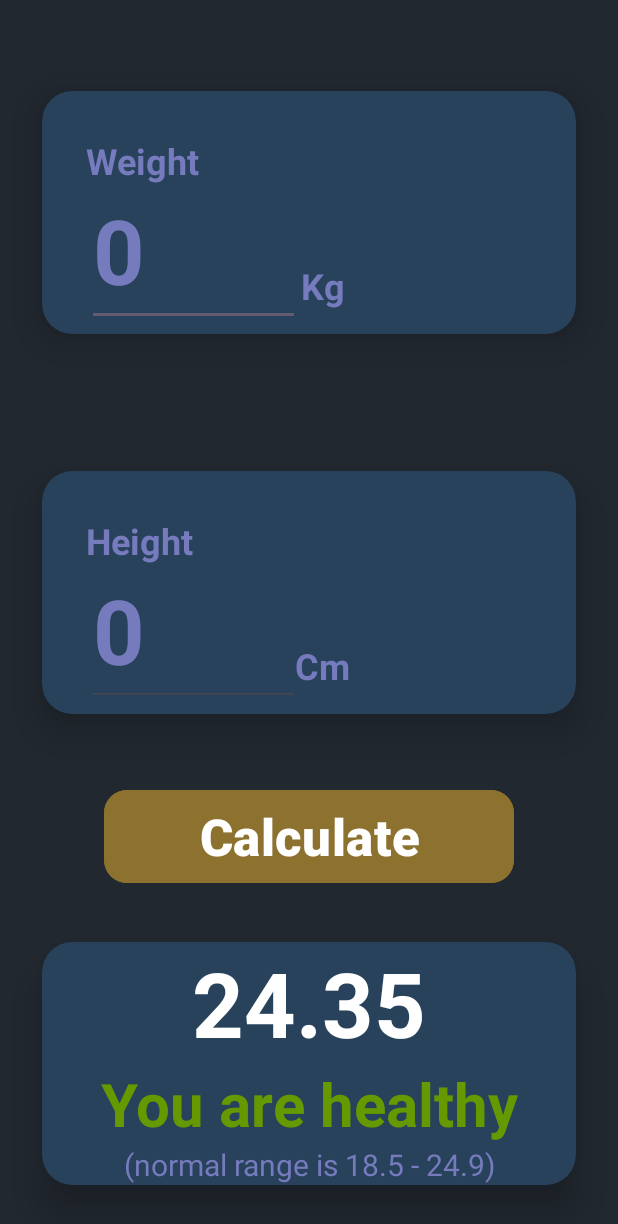
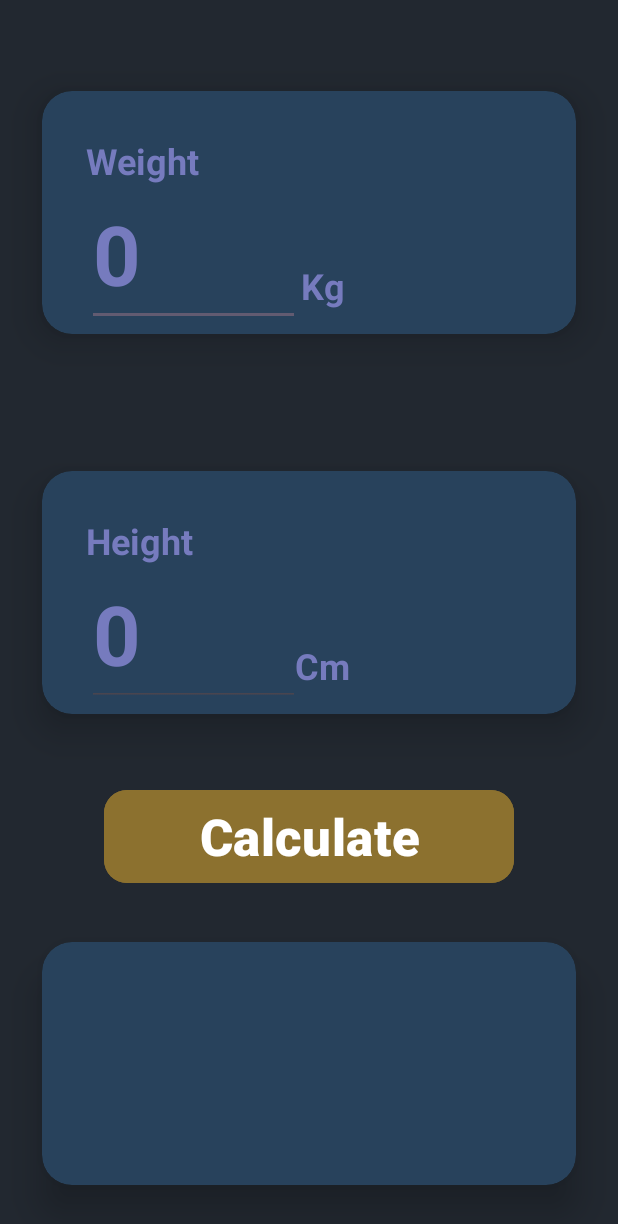
Before and after one commit to kkamara/kotlin-bmi-calculator-mobile-app, an Android app: the screen it shows after launch (MainActivity), on a phone screen of 412 x 824 dp. Shown: the top 1224 px of the screen. Run offline under Robolectric (Android 15) with nearby library versions, the phone set to English and light mode, and no system bars.

```diff
--- a/app/src/main/res/layout/activity_main.xml
+++ b/app/src/main/res/layout/activity_main.xml
@@ -50,7 +50,7 @@
                 android:inputType="number"
                 android:textColor="@color/white"
                 android:textColorHint="@color/text_hint"
-                android:textSize="60sp"
+                android:textSize="55sp"
                 android:textStyle="bold"
                 app:layout_constraintBottom_toBottomOf="parent"
                 app:layout_constraintEnd_toEndOf="parent"
@@ -119,7 +119,7 @@
                 android:inputType="number"
                 android:textColor="@color/white"
                 android:textColorHint="@color/text_hint"
-                android:textSize="60sp"
+                android:textSize="55sp"
                 android:textStyle="bold"
                 app:layout_constraintBottom_toBottomOf="parent"
                 app:layout_constraintEnd_toEndOf="parent"
@@ -186,7 +186,6 @@
                 android:id="@+id/tvIndex"
                 android:layout_width="match_parent"
                 android:layout_height="wrap_content"
-                android:text="24.35"
                 android:textAlignment="center"
                 android:textColor="@color/white"
                 android:textSize="60sp"
@@ -196,7 +195,6 @@
                 android:id="@+id/tvResult"
                 android:layout_width="match_parent"
                 android:layout_height="wrap_content"
-                android:text="You are healthy"
                 android:textAlignment="center"
                 android:textColor="@android:color/holo_green_dark"
                 android:textSize="40sp"
@@ -206,7 +204,6 @@
                 android:id="@+id/tvInfo"
                 android:layout_width="match_parent"
                 android:layout_height="wrap_content"
-                android:text="(normal range is 18.5 - 24.9)"
                 android:textAlignment="center"
                 android:textColor="@color/text_hint"
                 android:textSize="20sp" />
--- a/app/src/main/res/values/colors.xml
+++ b/app/src/main/res/values/colors.xml
@@ -2,8 +2,14 @@
 <resources>
     <color name="black">#FF000000</color>
     <color name="white">#FFFFFFFF</color>
+
     <color name="layout_background">#222830</color>
     <color name="card_background">#28425C</color>
     <color name="text_hint">#767BBE</color>
     <color name="button_background">#8C712F</color>
+
+    <color name="under_weight">#855713</color>
+    <color name="normal">#4CAF50</color>
+    <color name="over_weight">#783740</color>
+    <color name="obese">#702520</color>
 </resources>
```
Also changed, not shown: app/src/main/java/com/kelvinkamara/bmicalculator/MainActivity.kt (+77 -0 lines).
